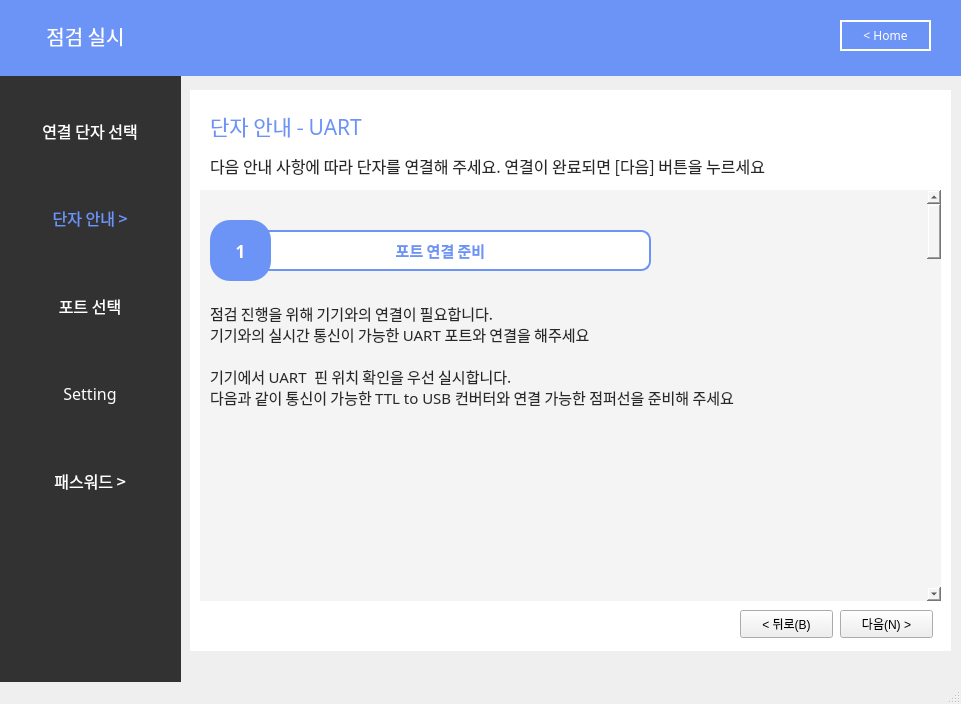
Old version of the form step2.ui in the repository skyun333/wallpad.
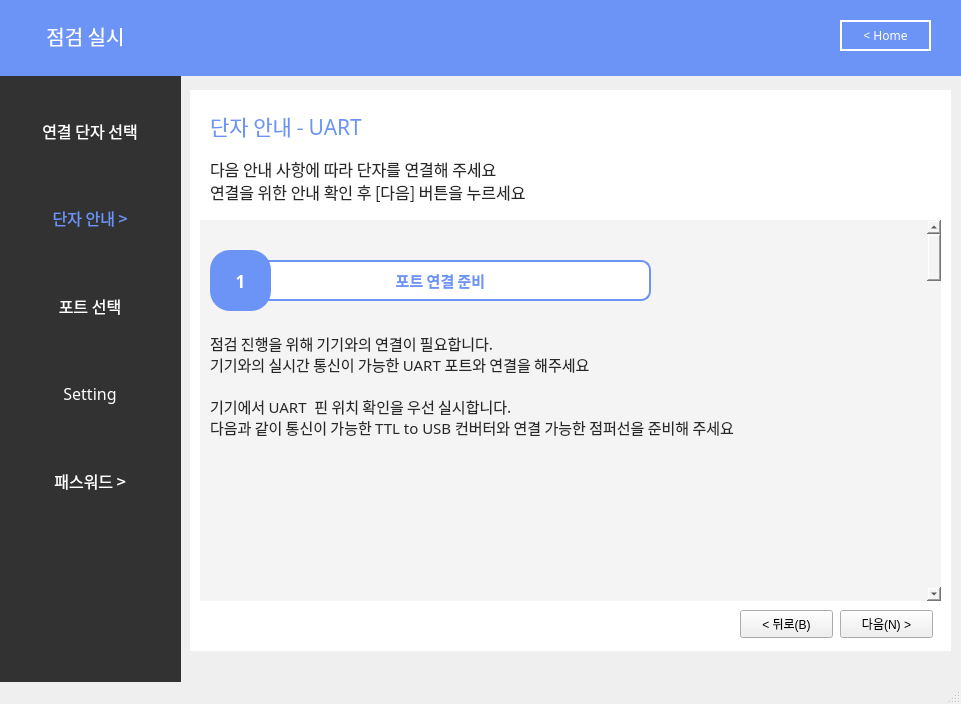
New version of the form. Icons and pictures are not drawn.

The edit to the form file:
```diff
--- a/step2.ui
+++ b/step2.ui
@@ -216,7 +216,7 @@
       <x>210</x>
       <y>150</y>
       <width>731</width>
-      <height>31</height>
+      <height>61</height>
      </rect>
     </property>
     <property name="font">
@@ -232,7 +232,8 @@
      <string notr="true">color:rgb(40,40,40)</string>
     </property>
     <property name="text">
-     <string>다음 안내 사항에 따라 단자를 연결해 주세요. 연결이 완료되면 [다음] 버튼을 누르세요</string>
+     <string>다음 안내 사항에 따라 단자를 연결해 주세요 
+연결을 위한 안내 확인 후 [다음] 버튼을 누르세요</string>
     </property>
     <property name="alignment">
      <set>Qt::AlignLeading|Qt::AlignLeft|Qt::AlignVCenter</set>
@@ -392,9 +393,9 @@
     <property name="geometry">
      <rect>
       <x>200</x>
-      <y>190</y>
+      <y>220</y>
       <width>741</width>
-      <height>411</height>
+      <height>381</height>
      </rect>
     </property>
     <property name="sizePolicy">
```
